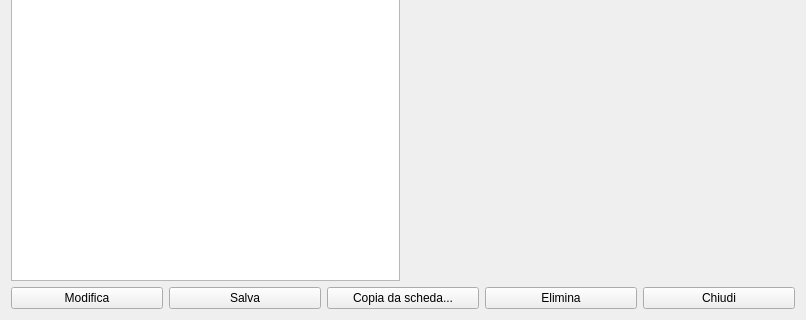
The window that hschedeclienti.ui (fblabs/hamlet-mod-sancon) describes before a commit, drawn with Qt 5; both pictures show x 0 to 806 and y 329 to 649 of the 806 by 649 pixel window.
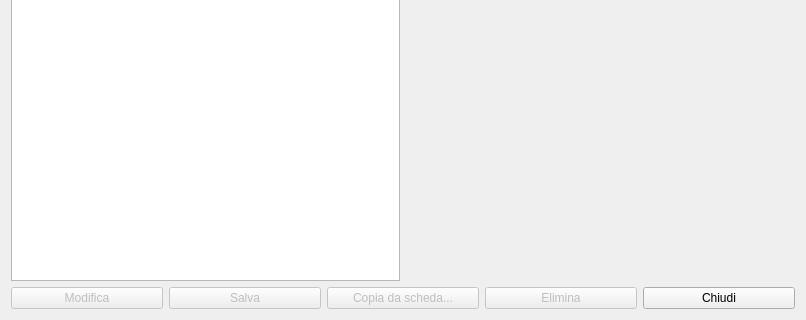
The same window after the commit. Icons and pictures are not drawn. Custom widgets are drawn as their Qt base class.

```diff
--- a/hschedeclienti.ui
+++ b/hschedeclienti.ui
@@ -119,6 +119,9 @@
     <layout class="QHBoxLayout" name="horizontalLayout_3">
      <item>
       <widget class="QPushButton" name="pushButton_4">
+       <property name="enabled">
+        <bool>false</bool>
+       </property>
        <property name="text">
         <string>Modifica</string>
        </property>
@@ -136,6 +139,9 @@
      </item>
      <item>
       <widget class="QPushButton" name="btnSave">
+       <property name="enabled">
+        <bool>false</bool>
+       </property>
        <property name="text">
         <string>Salva</string>
        </property>
@@ -153,6 +159,9 @@
      </item>
      <item>
       <widget class="QPushButton" name="btnDup">
+       <property name="enabled">
+        <bool>false</bool>
+       </property>
        <property name="text">
         <string>Copia da scheda...</string>
        </property>
@@ -170,6 +179,9 @@
      </item>
      <item>
       <widget class="QPushButton" name="pushButton_3">
+       <property name="enabled">
+        <bool>false</bool>
+       </property>
        <property name="text">
         <string>Elimina</string>
        </property>
```
